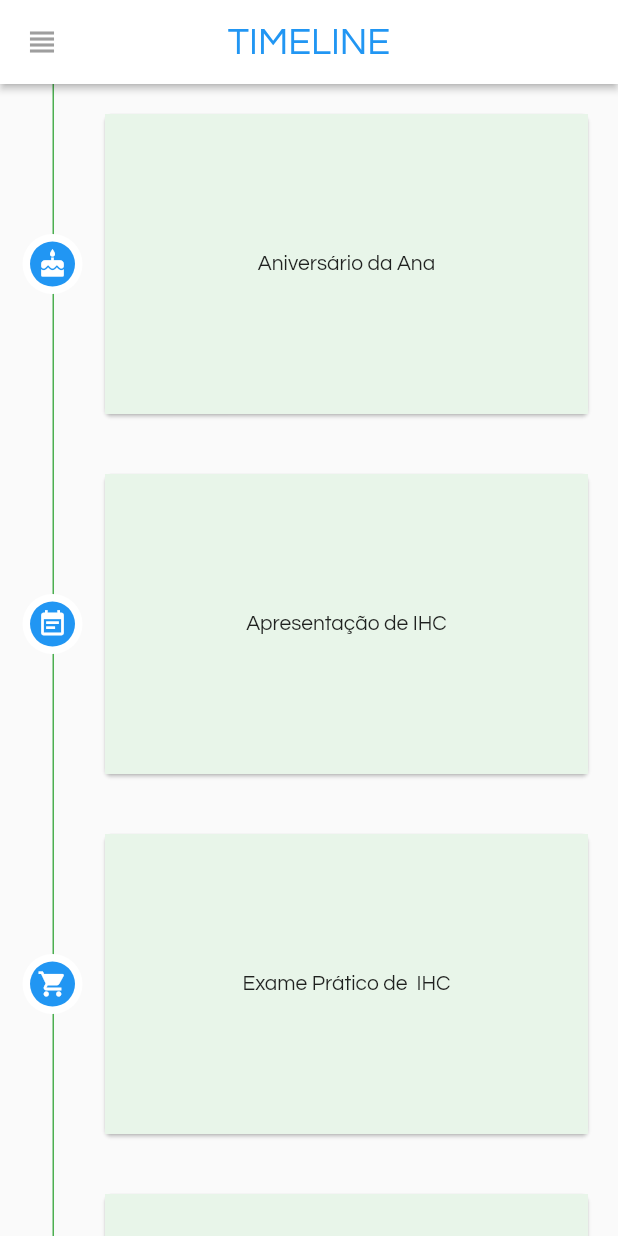
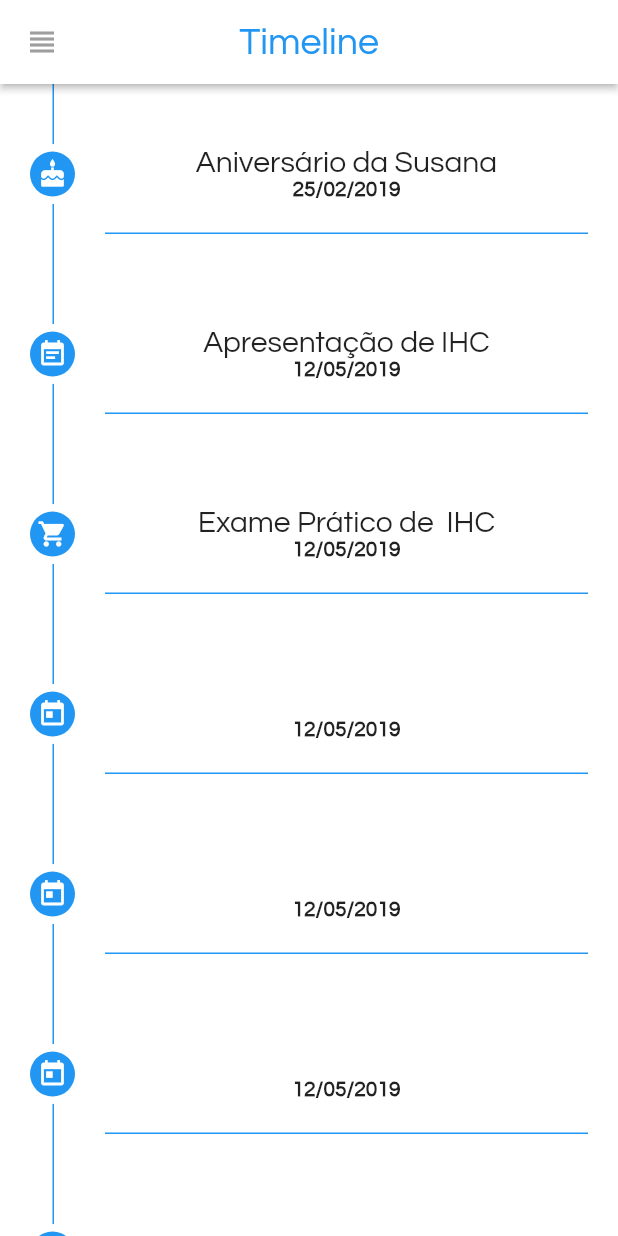
Before and after one commit to rodrigo-rocha/schoolmanager, a Flutter app: the Timeline screen opened by its route, on a phone screen of 412 x 824 dp. Run offline on Flutter 3.47's test engine with Material 2 defaults, Android fonts, the phone set to English and light mode, and no system bars.

Commit message:
Visual change to Timeline. Initial note files

```diff
--- a/lib/courses/course_exams.dart
+++ b/lib/courses/course_exams.dart
@@ -43,16 +43,16 @@ class CourseExamsState extends State<CourseExams> {
   @override
   Widget build(BuildContext context) {
     //print(t_idx);
-    print('~~~~~~ ${courseList[t_idx].exams.length}');
+    //print('~~~~~~ ${courseList[t_idx].exams.length}');
     // TODO: implement Notes build
     return Scaffold(
       appBar: Functions.appBar("Exams", Icons.add, popUpButton()),
-
       body: ListView.builder(
-        itemCount: courseList[t_idx].exams.length,
+        //itemCount: courseList[t_idx].exams.length,
+        itemCount: 1,
         itemBuilder: (BuildContext context, int index) {
           //print('----${courseList[t_idx].exams.length}');
-          if(courseList[t_idx].exams.length == 0) {
+          /*if(courseList[t_idx].exams.length == 0) {
             print("NO EXAMS");
           } else {
             print(courseList[t_idx].exams[index].name.toString());
@@ -60,15 +60,20 @@ class CourseExamsState extends State<CourseExams> {
             print(courseList[t_idx].exams[index].room);
             print(courseList[t_idx].exams[index].day);
             //_infoE(courseList[t_idx].exams[index].name, courseList[t_idx].exams[index].day.toString(), Icons.map);
-            ListTile(
-              title: Text(courseList[t_idx].exams[index].name),
-              subtitle: Text(courseList[t_idx].exams[index].day.toString()),
-              trailing: Icon(Icons.settings),
-            );
-          }
+          */
+          ListTile(
+          title: Text("ABCD"),
+          subtitle: Text("aa"),
+          //trailing: Icon("ASA")
+          );
+          //ListTile(
+           //   title: Text(courseList[t_idx].exams[index].name),
+             // subtitle: Text(courseList[t_idx].exams[index].day.toString()),
+              //trailing: Icon(Icons.settings),
+            //);
+
         },
       ),
-
     );
   }
 
--- a/lib/menu/menu.dart
+++ b/lib/menu/menu.dart
@@ -52,9 +52,11 @@ class MenuState extends State<Menu> {
             SizedBox(height: 20,),
             _buildTileIcon('Users', Icons.supervised_user_circle, () => Navigator.of(context).pushNamed('/user_tab_controller')),
             _buildTileIcon('Courses', Icons.book, () => Navigator.of(context).pushNamed('/courses_tab_controller')),
+            _buildTileIcon('Timeline', Icons.timeline, () => Navigator.of(context).pushNamed('/timeline')),
 
           ],
           staggeredTiles: [
+            StaggeredTile.fit(2),
             StaggeredTile.fit(2),
             StaggeredTile.fit(2),
             StaggeredTile.fit(2),
--- a/lib/timeline/timeline.dart
+++ b/lib/timeline/timeline.dart
@@ -12,16 +12,23 @@ class TimelineState extends State<Timeline> {
   Widget build(BuildContext context) {
     // TODO: implement Notes build
     return Scaffold(
-      appBar: Functions.appBar("TIMELINE", Icons.add, null),
+      backgroundColor: Colors.white,
+      appBar: Functions.appBar("Timeline", Icons.add, null),
       drawer: Functions.sideBar(context),
       body: new ListView(
         children: <Widget>[
-          _event("Aniversário da Ana", Icons.cake),
-          _event("Apresentação de IHC", Icons.event_note),
-          _event("Exame Prático de  IHC", Icons.shopping_cart),
-          _event("", Icons.today),
-          _event("", Icons.today),
-          _event("", Icons.today),
+          _event("Aniversário da Susana", "25/02/2019", Icons.cake),
+          _event("Apresentação de IHC", "12/05/2019", Icons.event_note),
+          _event("Exame Prático de  IHC", "12/05/2019", Icons.shopping_cart),
+          _event("", "12/05/2019", Icons.today),
+          _event("", "12/05/2019", Icons.today),
+          _event("", "12/05/2019", Icons.today),
+          _event("", "12/05/2019", Icons.today),
+          _event("", "12/05/2019", Icons.today),
+          _event("", "12/05/2019", Icons.today),
+          _event("", "12/05/2019", Icons.today),
+          _event("", "", Icons.today),
+
         ],
       ),
     );
@@ -29,20 +36,35 @@ class TimelineState extends State<Timeline> {
 }
 
 
-Widget _event(String txt, IconData icon){
+Widget _event(String txt, String data, IconData icon){
   return Stack(
     children: <Widget>[
       new Padding(
         padding: const EdgeInsets.only(left: 50.0),
         child: new Card(
+          elevation: 0,
+          shape: UnderlineInputBorder(
+            borderSide: BorderSide(
+              color: Colors.blue
+            )
+          ),
           margin: new EdgeInsets.all(20.0),
           child: Center(
             child: new Container(
               width: double.infinity,
-              height: 200.0,
-              color: Colors.green[50],
-              child: Center(
-                child: Text(txt),
+              height: 80.0,
+              //color: Colors.green[50],
+              color: Colors.transparent,
+              child:
+                Center(
+                child: Column(
+                  crossAxisAlignment: CrossAxisAlignment.center,
+                  mainAxisAlignment: MainAxisAlignment.center,
+                  children: <Widget>[
+                    Text(txt, style: TextStyle(fontSize: 20)),
+                    Text(data, style: TextStyle(fontWeight: FontWeight.bold),),
+                  ],
+              ),
               ),
             ),
           ),
@@ -55,11 +77,11 @@ Widget _event(String txt, IconData icon){
         child: new Container(
           height: double.infinity,
           width: 1.0,
-          color: Colors.green,
+          color: Colors.blue,
         ),
       ),
       new Positioned(
-        top: 100.0,
+        top: 40.0,
         left: 15.0,
         child: new Container(
           height: 40.0,
```
Also changed, not shown: lib/notes/note_list.dart (added).
